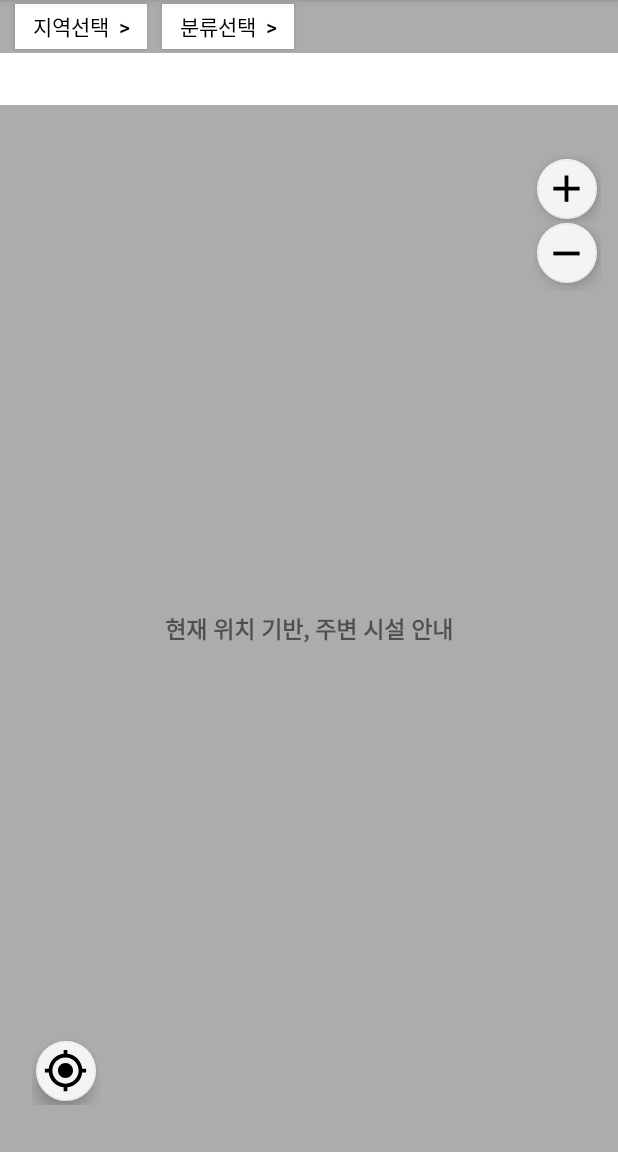
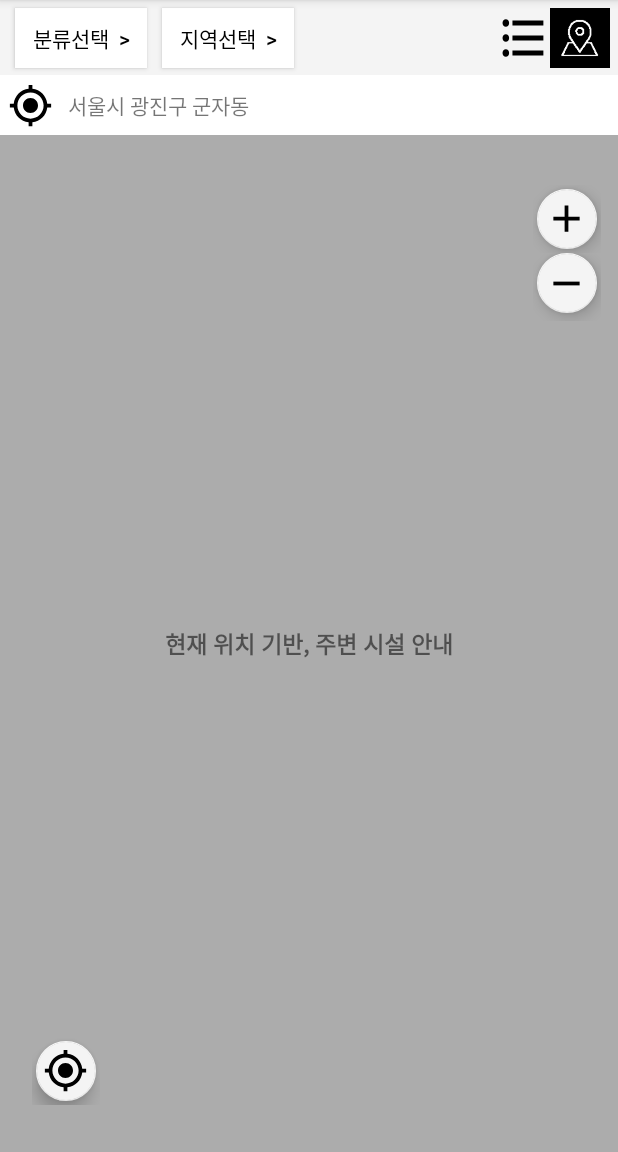
Before and after one commit to sonjangwon/WelcomeSeoullo, an Android app: the GuideInfoActivity screen opened directly, with no data from a screen before it, on a phone screen of 412 x 824 dp, the part 84-1236 px from its top. Run offline under Robolectric (Android 15) with nearby library versions, the phone set to English and light mode, and no system bars; libraries missing offline, so code that uses them is left out: com.skp; 11 statements that could not run were skipped.

Commit message:
주변안내 기본 UI

```diff
--- /dev/null
+++ b/WelcomeSeoullo/app/src/main/res/drawable/ic_format_list_bulleted_black_24dp.xml
@@ -0,0 +1,9 @@
+<vector xmlns:android="http://schemas.android.com/apk/res/android"
+        android:width="24dp"
+        android:height="24dp"
+        android:viewportWidth="24.0"
+        android:viewportHeight="24.0">
+    <path
+        android:fillColor="#FF000000"
+        android:pathData="M4,10.5c-0.83,0 -1.5,0.67 -1.5,1.5s0.67,1.5 1.5,1.5 1.5,-0.67 1.5,-1.5 -0.67,-1.5 -1.5,-1.5zM4,4.5c-0.83,0 -1.5,0.67 -1.5,1.5S3.17,7.5 4,7.5 5.5,6.83 5.5,6 4.83,4.5 4,4.5zM4,16.5c-0.83,0 -1.5,0.68 -1.5,1.5s0.68,1.5 1.5,1.5 1.5,-0.68 1.5,-1.5 -0.67,-1.5 -1.5,-1.5zM7,19h14v-2L7,17v2zM7,13h14v-2L7,11v2zM7,5v2h14L21,5L7,5z"/>
+</vector>
--- /dev/null
+++ b/WelcomeSeoullo/app/src/main/res/drawable/ic_menu_black_24dp.xml
@@ -0,0 +1,9 @@
+<vector xmlns:android="http://schemas.android.com/apk/res/android"
+        android:width="24dp"
+        android:height="24dp"
+        android:viewportWidth="24.0"
+        android:viewportHeight="24.0">
+    <path
+        android:fillColor="#FF000000"
+        android:pathData="M3,18h18v-2L3,16v2zM3,13h18v-2L3,11v2zM3,6v2h18L21,6L3,6z"/>
+</vector>
--- /dev/null
+++ b/WelcomeSeoullo/app/src/main/res/drawable/ic_place_black_24dp.xml
@@ -0,0 +1,9 @@
+<vector xmlns:android="http://schemas.android.com/apk/res/android"
+        android:width="24dp"
+        android:height="24dp"
+        android:viewportWidth="24.0"
+        android:viewportHeight="24.0">
+    <path
+        android:fillColor="#FF000000"
+        android:pathData="M12,2C8.13,2 5,5.13 5,9c0,5.25 7,13 7,13s7,-7.75 7,-13c0,-3.87 -3.13,-7 -7,-7zM12,11.5c-1.38,0 -2.5,-1.12 -2.5,-2.5s1.12,-2.5 2.5,-2.5 2.5,1.12 2.5,2.5 -1.12,2.5 -2.5,2.5z"/>
+</vector>
--- a/WelcomeSeoullo/app/src/main/res/layout/activity_guide_info.xml
+++ b/WelcomeSeoullo/app/src/main/res/layout/activity_guide_info.xml
@@ -9,41 +9,83 @@
     <LinearLayout
         android:id="@+id/filter"
         android:layout_width="match_parent"
-        android:layout_height="70dp"
+        android:layout_height="90dp"
         android:background="#FFFFFF"
-        android:orientation="horizontal">
+        android:orientation="vertical"
+        android:layout_alignParentTop="true"
+        android:layout_alignParentLeft="true"
+        android:layout_alignParentStart="true">
 
-        <LinearLayout
+        <RelativeLayout
             android:id="@+id/categoryLinearLayout"
             android:layout_width="match_parent"
-            android:layout_height="35dp"
-            android:background="#ACACAC"
-            android:orientation="horizontal">
+            android:layout_height="50dp"
+            android:background="#F4F4F4">
 
             <Button
                 android:layout_width="wrap_content"
-                android:layout_height="30dp"
+                android:layout_height="40dp"
+                android:background="#FFFFFF"
+                android:layout_marginTop="5dp"
+                android:layout_gravity="center_vertical"
+                android:text=" 지역선택  > "
+                android:textColor="#000000"
+                android:id="@+id/button"
                 android:layout_marginLeft="10dp"
-                android:background="#FFFFFF"
-                android:layout_gravity="center"
-                android:text="지역선택  >"
-                android:textColor="#000000" />
+                android:layout_toRightOf="@+id/button3"
+                android:layout_toEndOf="@+id/button3"
+                android:layout_alignParentTop="true" />
 
             <Button
                 android:layout_width="wrap_content"
-                android:layout_height="30dp"
+                android:layout_height="40dp"
+                android:layout_marginTop="5dp"
                 android:layout_marginLeft="10dp"
-                android:layout_gravity="center"
+                android:layout_gravity="center_vertical"
                 android:background="#FFFFFF"
-                android:text="분류선택  >"
-                android:textColor="#000000" />
+                android:text=" 분류선택  > "
+                android:textColor="#000000"
+                android:id="@+id/button3" />
 
             <ImageButton
-                android:layout_width="wrap_content"
-                android:layout_height="wrap_content"
-                android:background="#FFFFFF"/>
+                android:id="@+id/imageButton"
+                android:layout_width="40dp"
+                android:layout_height="40dp"
+                android:layout_alignParentEnd="true"
+                android:layout_alignParentRight="true"
+                android:layout_alignParentTop="true"
+                android:layout_marginRight="5dp"
+                android:layout_marginTop="5dp"
+                android:background="@drawable/mappoint" />
 
+            <ImageButton
+                android:id="@+id/imageButton2"
+                android:layout_width="35dp"
+                android:layout_height="40dp"
+                android:layout_marginTop="5dp"
+                android:background="@drawable/ic_format_list_bulleted_black_24dp"
+                android:layout_alignBottom="@+id/button"
+                android:layout_toLeftOf="@+id/imageButton"
+                android:layout_toStartOf="@+id/imageButton" />
+
+        </RelativeLayout>
+        <LinearLayout
+            android:layout_width="match_parent"
+            android:layout_height="40dp">
+            <ImageView
+                android:layout_marginLeft="5dp"
+                android:layout_marginTop="5dp"
+                android:layout_width="30dp"
+                android:layout_height="30dp"
+                android:background="@drawable/ic_my_location_black_24dp"/>
+            <TextView
+                android:layout_width="match_parent"
+                android:layout_height="40dp"
+                android:paddingLeft="10dp"
+                android:gravity="center_vertical"
+                android:text="서울시 광진구 군자동"/>
         </LinearLayout>
+
 
     </LinearLayout>
 
@@ -51,8 +93,8 @@
         android:id="@+id/mapview"
         android:layout_width="match_parent"
         android:layout_height="match_parent"
-        android:layout_marginTop="70dp"
-        android:background="#ACACAC">
+        android:background="#ACACAC"
+        android:layout_below="@+id/filter">
 
         <TextView
             android:id="@+id/textView1"
@@ -64,6 +106,9 @@
             android:layout_width="match_parent"
             android:layout_height="match_parent" />
 
+
+
+    </RelativeLayout>
     <FrameLayout
         android:id="@+id/zoonInFrameLayout"
         android:layout_width="45dp"
@@ -73,7 +118,7 @@
         android:layout_alignParentTop="true"
         android:layout_marginEnd="11dp"
         android:layout_marginRight="11dp"
-            android:layout_marginTop="33dp">
+        android:layout_marginTop="123dp">
 
         <android.support.design.widget.FloatingActionButton
             android:id="@+id/zoominFloating"
@@ -153,7 +198,4 @@
             android:scaleType="fitXY" />
 
     </FrameLayout>
-
 </RelativeLayout>
-
-</RelativeLayout>
```
Also changed, not shown: WelcomeSeoullo/app/src/main/res/drawable/mappoint.png (added), WelcomeSeoullo/app/src/main/res/drawable/placeholder.png (added), WelcomeSeoullo/app/src/main/res/drawable/viewlist.png (added). Lines whose indentation alone changed are shown as unchanged.
